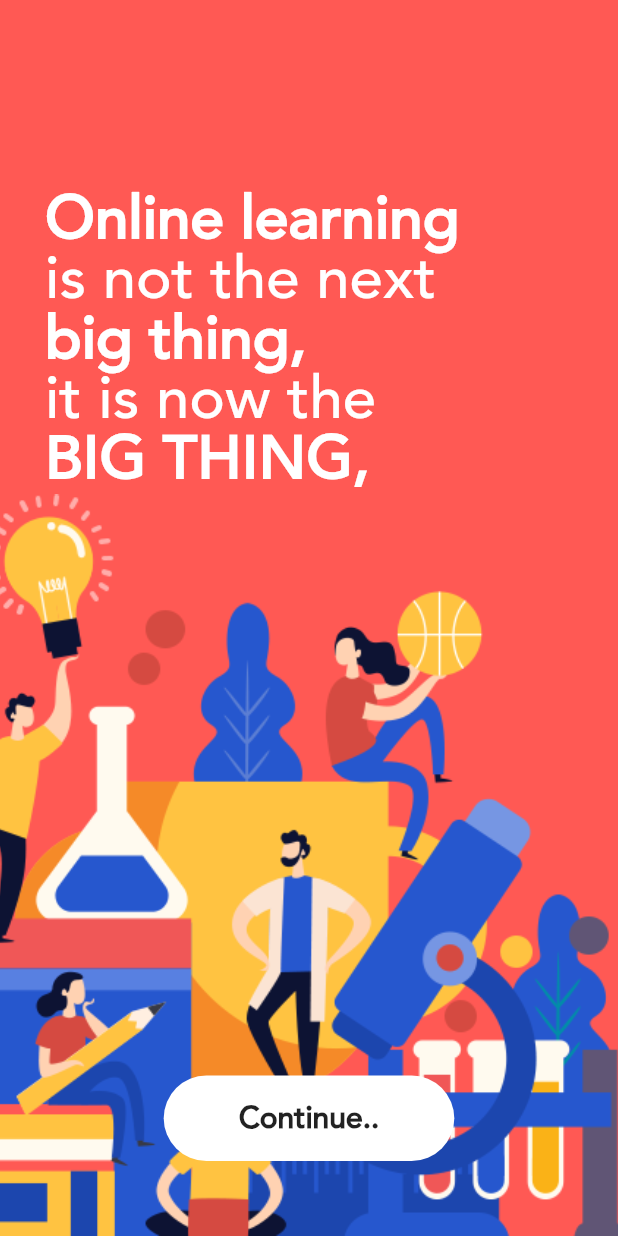
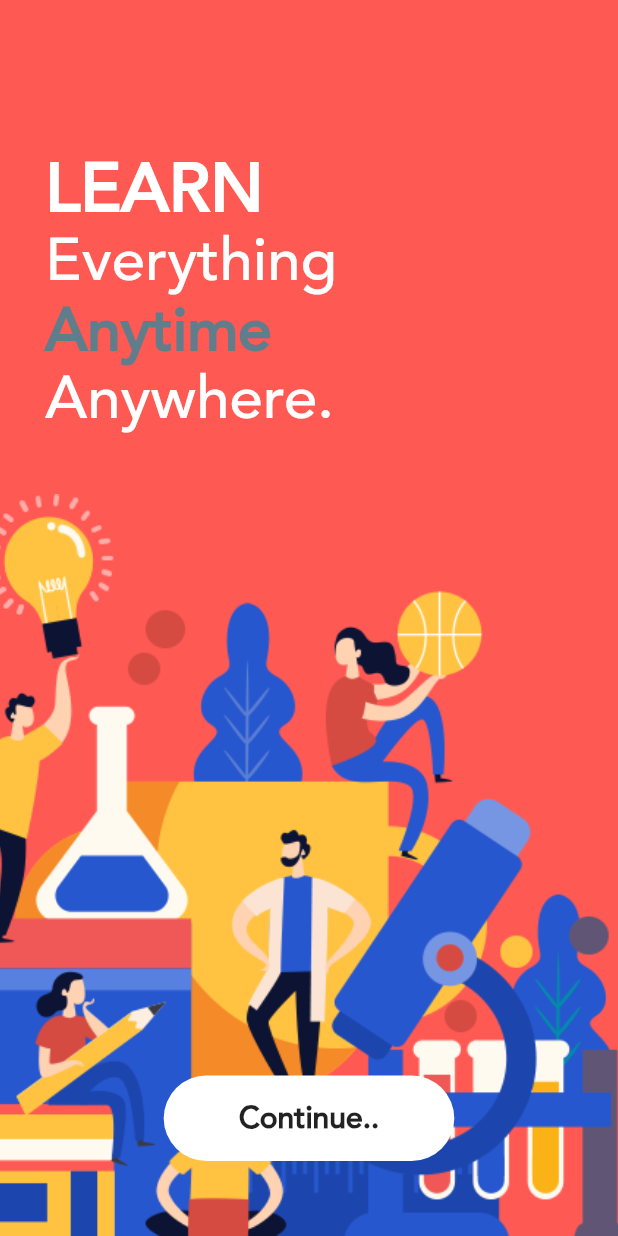
Before and after one commit to RonyPixel/Flutter-App, a Flutter app: the screen it shows after launch, on a phone screen of 412 x 824 dp. Run offline on Flutter 3.47's test engine with Material 2 defaults, Android fonts, the phone set to English and light mode, and no system bars; our stand-ins replace carousel_pro.

Commit message:
changed splash

```diff
--- a/lib/MainPage.dart
+++ b/lib/MainPage.dart
@@ -32,7 +32,7 @@ class _mainPageState extends State<mainPage> {
       drawer: NavDrawer(),
       appBar: AppBar(
         backgroundColor: Color(0xff2657ce),
-        title: Text('Writer Yard'),
+        title: Text('WellBaked Tech'),
       ),
       body: Container(
         padding: EdgeInsets.only(top: 20, left: 20, right: 20),
--- a/lib/SecondPage.dart
+++ b/lib/SecondPage.dart
@@ -11,7 +11,7 @@ class SecondRoute extends StatelessWidget {
       drawer: NavDrawer(),
       appBar: AppBar(
         backgroundColor: Color(0xff2657ce),
-        title: Text("Writer Yard"),
+        title: Text("WellBaked Tech"),
       ),
       body: Container(
         padding: EdgeInsets.only(top: 20, left: 20, right: 20),
--- a/lib/ThirdPage.dart
+++ b/lib/ThirdPage.dart
@@ -13,7 +13,7 @@ class ThirdRoute extends StatelessWidget {
       drawer: NavDrawer(),
       appBar: AppBar(
         backgroundColor: Color(0xff2657ce),
-        title: Text("Writer Yard"),
+        title: Text("WellBaked Tech"),
       ),
       body: Container(
         padding: EdgeInsets.only(top: 75, left: 20, right: 20),
--- a/lib/city_explorer_page.dart
+++ b/lib/city_explorer_page.dart
@@ -2,9 +2,9 @@ import 'package:flutter/material.dart';
 import 'MainPage.dart';
 
 final imagesList = [
-  "assets/images/newyork.jpg",
-  "assets/images/capetown.jpg",
-  "assets/images/switzerland.jpg",
+  "assets/images/free.jpg",
+  "assets/images/standard.jpg",
+  "assets/images/premium.jpg",
 ];
 
 final colorList = [
--- a/lib/main.dart
+++ b/lib/main.dart
@@ -34,23 +34,26 @@ class _MyHomePageState extends State<MyHomePage> {
         crossAxisAlignment: CrossAxisAlignment.start,
         children: <Widget>[
           Container(
-            padding: EdgeInsets.only(left: 30),
+            padding: EdgeInsets.only(bottom: 40, left: 30),
             child: Column(
               crossAxisAlignment: CrossAxisAlignment.start,
               children: <Widget>[
                 Container(
                   child: Text(
-                    "Online learning",
+                    "LEARN",
                     style: TextStyle(
                         color: Colors.white,
-                        fontSize: 40,
+                        fontSize: 45,
                         fontWeight: FontWeight.w900,
                         height: 1),
                   ),
                 ),
+                SizedBox(
+                  height: 5,
+                ),
                 Container(
                   child: Text(
-                    "is not the next",
+                    "Everything",
                     style: TextStyle(
                         color: Colors.white,
                         fontSize: 40,
@@ -58,19 +61,25 @@ class _MyHomePageState extends State<MyHomePage> {
                         height: 1),
                   ),
                 ),
+                SizedBox(
+                  height: 7,
+                ),
                 Container(
                   child: Text(
-                    "big thing,",
+                    "Anytime",
                     style: TextStyle(
-                        color: Colors.white,
+                        color: Colors.blueGrey,
                         fontSize: 40,
                         fontWeight: FontWeight.w900,
                         height: 1),
                   ),
                 ),
+                SizedBox(
+                  height: 5,
+                ),
                 Container(
                   child: Text(
-                    "it is now the",
+                    "Anywhere.",
                     style: TextStyle(
                         color: Colors.white,
                         fontSize: 40,
@@ -78,16 +87,25 @@ class _MyHomePageState extends State<MyHomePage> {
                         height: 1),
                   ),
                 ),
-                Container(
-                  child: Text(
-                    "BIG THING,",
-                    style: TextStyle(
-                        color: Colors.white,
-                        fontSize: 40,
-                        fontWeight: FontWeight.w900,
-                        height: 1),
-                  ),
-                ),
+                //       Container(
+                //         child: Text(
+                //           "it is now the",
+                //           style: TextStyle(
+                //               color: Colors.white,
+                //               fontSize: 40,
+                //               fontWeight: FontWeight.w500,
+                //               height: 1),
+                //         ),
+                //       ),
+                //       Container(
+                //         child: Text(
+                //           "BIG THING,",
+                //           style: TextStyle(
+                //               color: Colors.white,
+                //               fontSize: 40,
+                //               fontWeight: FontWeight.w900,
+                //               height: 1),
+                //         ),
               ],
             ),
           ),
```
Also changed, not shown: assets/images/Cover.jpg (added), assets/images/IMG_20210117_134604.jpg (added), assets/images/Screenshot_2021-01-17-13-42-24-955_com.example.onlinelearning.jpg (added), assets/images/free.jpg (added), assets/images/home.jpg (added), assets/images/premium.jpg (added), assets/images/splash.jpg (added), assets/images/standard.jpg (added), assets/images/user.jpg (added), assets/images/user1.jpg (added), 4 other files.
